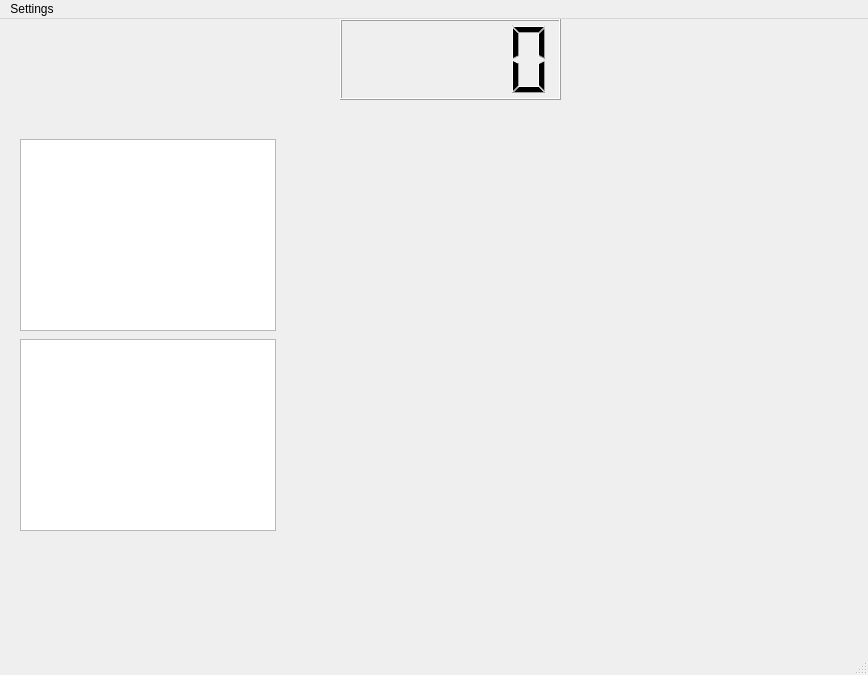
Before: the Qt Designer form forms/main(test).ui in QuandisS/DotaSim, drawn with Qt 5.
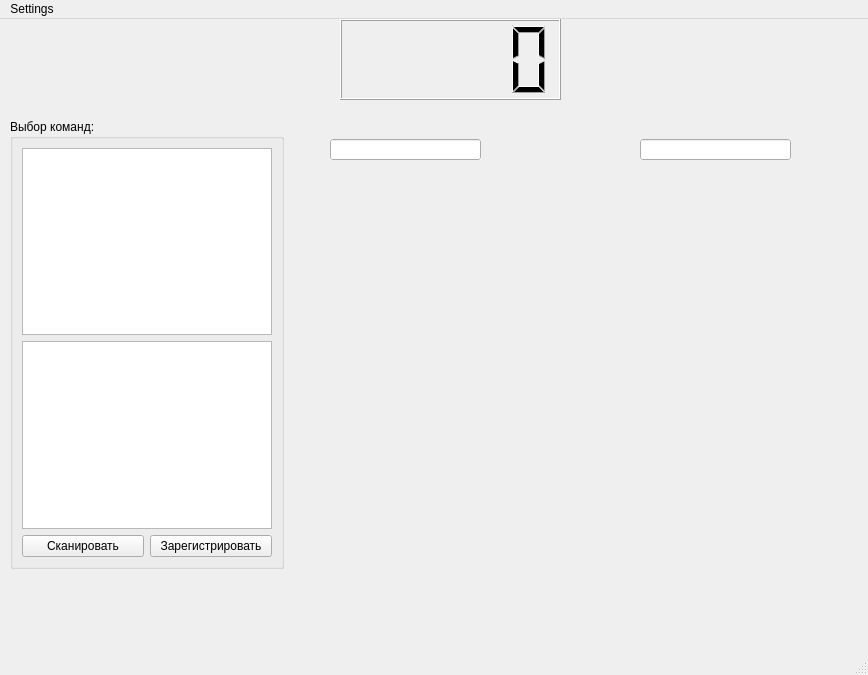
After: the same form once the commit is applied.

The edit to the form file:
```diff
--- a/forms/main(test).ui
+++ b/forms/main(test).ui
@@ -24,53 +24,124 @@
      </rect>
     </property>
    </widget>
-   <widget class="QListView" name="Team1">
+   <widget class="QGroupBox" name="groupBox">
+    <property name="enabled">
+     <bool>true</bool>
+    </property>
     <property name="geometry">
      <rect>
-      <x>20</x>
+      <x>10</x>
+      <y>100</y>
+      <width>274</width>
+      <height>450</height>
+     </rect>
+    </property>
+    <property name="statusTip">
+     <string/>
+    </property>
+    <property name="autoFillBackground">
+     <bool>false</bool>
+    </property>
+    <property name="title">
+     <string>Выбор команд:</string>
+    </property>
+    <property name="flat">
+     <bool>false</bool>
+    </property>
+    <property name="checkable">
+     <bool>false</bool>
+    </property>
+    <property name="checked">
+     <bool>false</bool>
+    </property>
+    <layout class="QGridLayout" name="gridLayout">
+     <item row="0" column="0" colspan="2">
+      <widget class="QListWidget" name="Team1_listWidget"/>
+     </item>
+     <item row="1" column="0" colspan="2">
+      <widget class="QListWidget" name="Team2_listWidget"/>
+     </item>
+     <item row="2" column="0">
+      <widget class="QPushButton" name="scan">
+       <property name="text">
+        <string>Сканировать</string>
+       </property>
+      </widget>
+     </item>
+     <item row="2" column="1">
+      <widget class="QPushButton" name="registr">
+       <property name="text">
+        <string>Зарегистрировать</string>
+       </property>
+       <property name="checkable">
+        <bool>false</bool>
+       </property>
+       <property name="autoExclusive">
+        <bool>false</bool>
+       </property>
+       <property name="default">
+        <bool>false</bool>
+       </property>
+       <property name="flat">
+        <bool>false</bool>
+       </property>
+      </widget>
+     </item>
+    </layout>
+   </widget>
+   <widget class="QLineEdit" name="team1_lineEdit">
+    <property name="geometry">
+     <rect>
+      <x>330</x>
       <y>120</y>
-      <width>256</width>
-      <height>192</height>
+      <width>151</width>
+      <height>21</height>
      </rect>
     </property>
     <property name="font">
      <font>
-      <family>Raavi</family>
       <pointsize>12</pointsize>
       <weight>75</weight>
       <bold>true</bold>
+      <underline>true</underline>
      </font>
     </property>
     <property name="autoFillBackground">
-     <bool>false</bool>
+     <bool>true</bool>
     </property>
-    <property name="selectionRectVisible">
+    <property name="text">
+     <string/>
+    </property>
+    <property name="readOnly">
      <bool>true</bool>
     </property>
    </widget>
-   <widget class="QListView" name="Team2">
+   <widget class="QLineEdit" name="team2_lineEdit">
     <property name="geometry">
      <rect>
-      <x>20</x>
-      <y>320</y>
-      <width>256</width>
-      <height>192</height>
+      <x>640</x>
+      <y>120</y>
+      <width>151</width>
+      <height>21</height>
      </rect>
     </property>
     <property name="font">
      <font>
-      <family>Raavi</family>
       <pointsize>12</pointsize>
       <weight>75</weight>
       <bold>true</bold>
+      <underline>true</underline>
      </font>
     </property>
     <property name="autoFillBackground">
-     <bool>false</bool>
+     <bool>true</bool>
     </property>
-    <property name="selectionRectVisible">
+    <property name="readOnly">
      <bool>true</bool>
     </property>
+    <property name="clearButtonEnabled">
+     <bool>false</bool>
+    </property>
    </widget>
   </widget>
   <widget class="QMenuBar" name="menubar">
```
Left out of the diff: 6 changed lines with no effect on the pictures.
